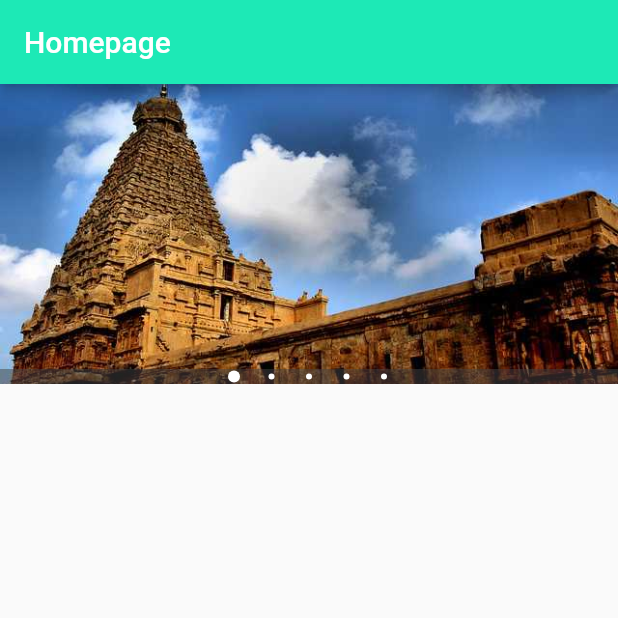
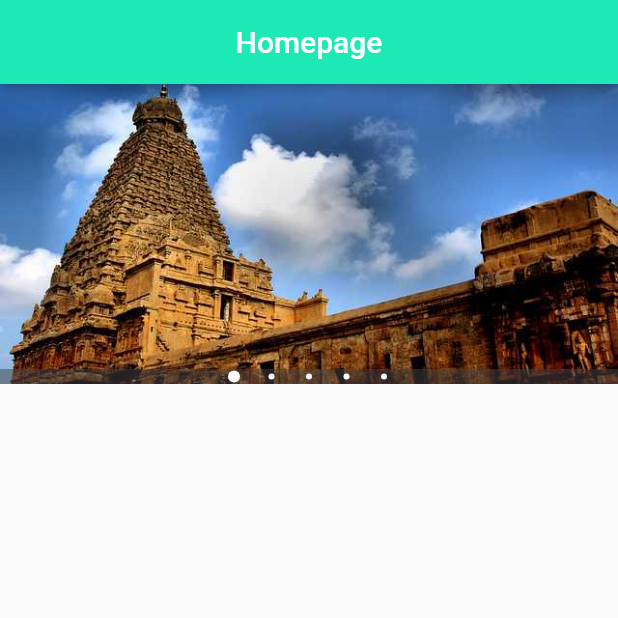
Before and after one commit to iamJana/Travelog, a Flutter app: the screen it shows after launch, on a phone screen of 412 x 824 dp, the top half of it. Run offline on Flutter 3.47's test engine with Material 2 defaults, Android fonts, the phone set to English and light mode, and no system bars; drawn by our look-alikes of carousel_pro.

Commit message:
Centered the app bar

```diff
--- a/lib/slide/slideimg.dart
+++ b/lib/slide/slideimg.dart
@@ -28,9 +28,10 @@ class _SlideState extends State<Slide> {
     );
     return Scaffold(
       appBar: AppBar(
-        title: Text(
-          'Homepage',
-          textAlign: TextAlign.center,
+        title: Center(
+          child: Text(
+            'Homepage',
+          ),
         ),
         backgroundColor: Colors.tealAccent[400],
       ),
```
